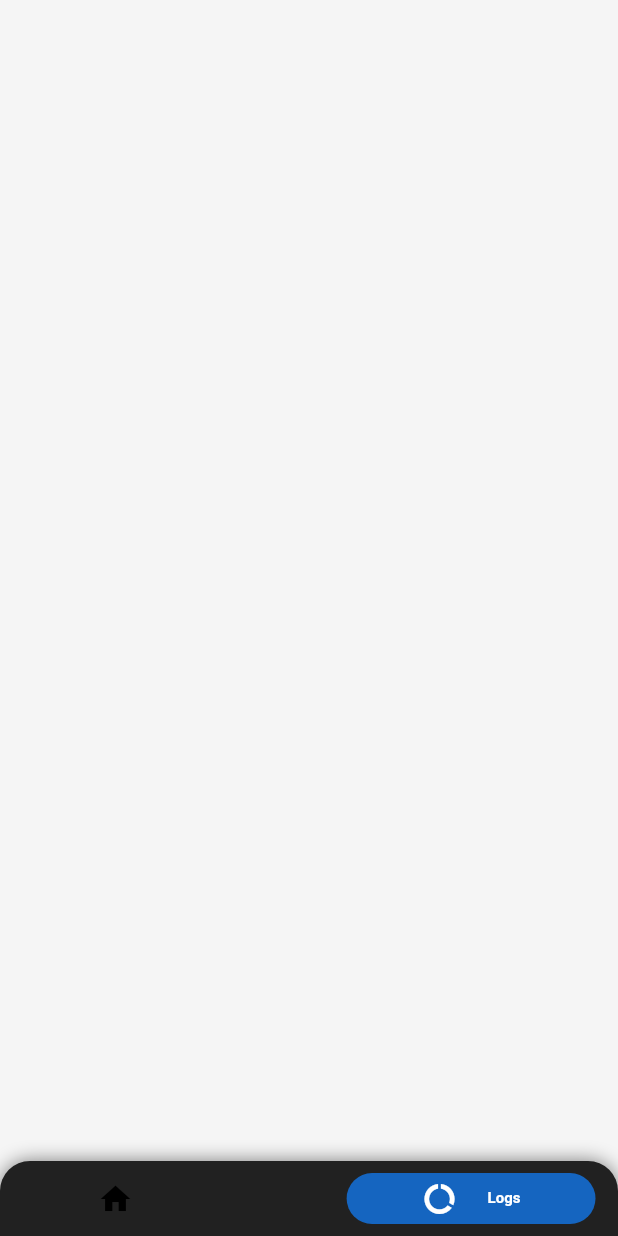
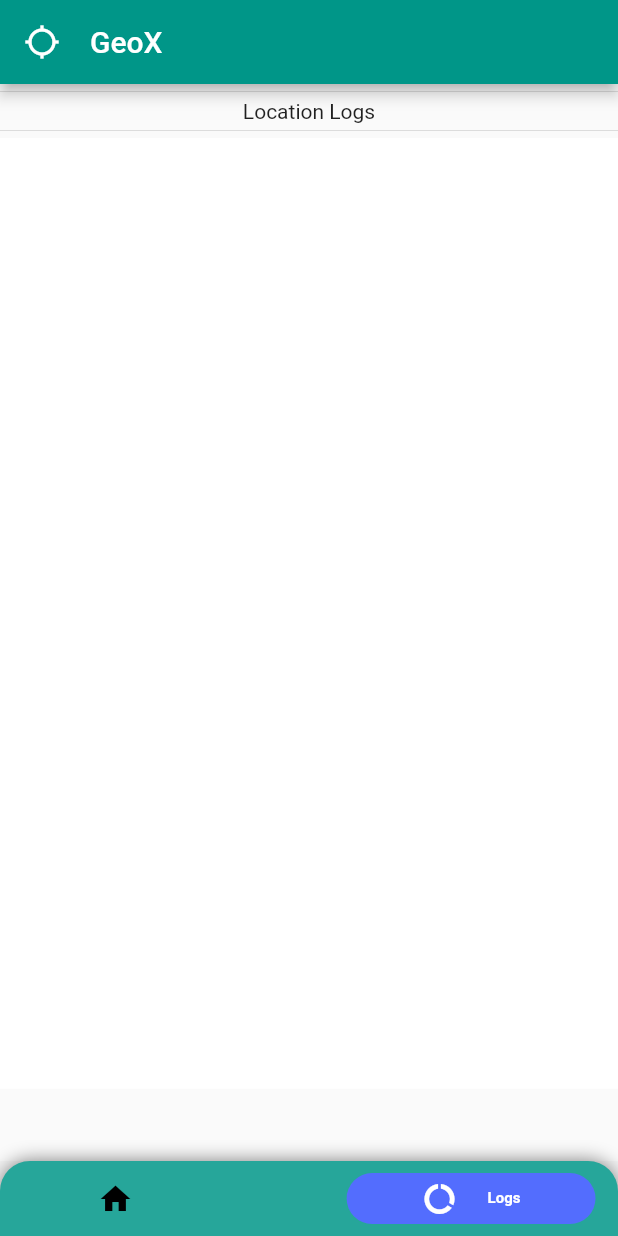
Before and after one commit to shanix13/geofence_test, a Flutter app: the screen it shows after launch, item 2 of the bottom bar chosen, on a phone screen of 412 x 824 dp. Run offline on Flutter 3.47's test engine with Material 2 defaults, Android fonts, the phone set to English and light mode, and no system bars; drawn by our look-alikes of google_nav_bar; our stand-ins replace flutter_local_notifications; missing offline and left inert: geolocation.

Commit message:
Added notification log view

```diff
--- a/lib/Helper/Config.dart
+++ b/lib/Helper/Config.dart
@@ -1,4 +1,6 @@
 class Config {
   static int currentIndex = 0;
   static int selectedIndex = 0;
+  static bool trackingStart = false;
+  static Map<String, dynamic> geofenceList = new Map();
 }
--- /dev/null
+++ b/lib/Model/LocationData.dart
@@ -0,0 +1,13 @@
+import 'package:flutter/material.dart';
+import 'package:geolocation/geolocation.dart';
+
+class LocationData {
+  LocationData(
+      {@required this.result,
+      @required this.elapsedTimeSeconds,
+      this.dateTime});
+
+  final LocationResult result;
+  final int elapsedTimeSeconds;
+  DateTime dateTime;
+}
--- a/lib/View/LogView.dart
+++ b/lib/View/LogView.dart
@@ -1,4 +1,7 @@
 import 'package:flutter/material.dart';
+import 'package:geofence_test/Notifier/MainNotifier.dart';
+import 'package:geolocation/geolocation.dart';
+import 'package:provider/provider.dart';
 
 class LogView extends StatefulWidget {
   @override
@@ -6,8 +9,77 @@ class LogView extends StatefulWidget {
 }
 
 class _LogViewState extends State<LogView> {
-  @override
   Widget build(BuildContext context) {
-    return Container();
+    return Scaffold(
+        appBar: AppBar(
+          title: Row(
+            children: <Widget>[
+              Icon(Icons.gps_not_fixed),
+              SizedBox(
+                width: 20,
+              ),
+              Text("GeoX")
+            ],
+          ),
+          backgroundColor: Colors.teal,
+        ),
+        body: Column(
+          children: <Widget>[
+            Divider(
+              height: 10,
+            ),
+            Text("Location Logs"),
+            Divider(
+              height: 10,
+            ),
+            locationsList()
+          ],
+        ));
+  }
+
+  Widget locationsList() {
+    return Container(
+      color: Colors.white,
+      height: MediaQuery.of(context).size.height / 1.3,
+      width: MediaQuery.of(context).size.width,
+      child: Scrollbar(child: Consumer<MainNotifier>(builder: (_, data, child) {
+        return ListView.builder(
+          itemCount: data.locationList.length,
+          itemBuilder: (context, i) {
+            var time = data.locationList[i].dateTime
+                .toString()
+                .split(" ")[1]
+                .split('.')[0];
+            return Card(
+              color: Colors.white,
+              child: ListTile(
+                trailing: Container(
+                  child: Column(
+                    children: <Widget>[
+                      Chip(
+                        backgroundColor: Colors.indigo[400],
+                        label: Text(
+                          time,
+                          style: TextStyle(color: Colors.white),
+                        ),
+                      ),
+                    ],
+                  ),
+                ),
+                leading: Text("Z"),
+                subtitle: getLatLong(data.locationList[i].result.locations[0]),
+                title: Text("Geofence Distance".toString()),
+              ),
+            );
+          },
+        );
+      })),
+    );
+  }
+
+  Widget getLatLong(Location location) {
+    var lat = location.latitude.toStringAsFixed(4);
+    var lng = location.longitude.toStringAsFixed(4);
+    return Text("Lat:$lat,Lng:$lng");
   }
 }
--- a/lib/View/RootView.dart
+++ b/lib/View/RootView.dart
@@ -16,6 +16,7 @@ class _RootViewState extends State<RootView> with WidgetsBindingObserver {
   void initState() {
     super.initState();
     WidgetsBinding.instance.addObserver(this);
+
     pages = [
       MainView(),
       LogView(),
--- a/lib/WidgetX/MenuWidget.dart
+++ b/lib/WidgetX/MenuWidget.dart
@@ -17,7 +17,7 @@ class MenuWidget extends StatelessWidget {
             topLeft: const Radius.circular(20.0),
             topRight: const Radius.circular(20.0),
           ),
-          color: Colors.grey[900],
+          color: Colors.teal[400],
           boxShadow: [
             BoxShadow(blurRadius: 10, color: Colors.black.withOpacity(0.5))
           ]),
@@ -31,7 +31,7 @@ class MenuWidget extends StatelessWidget {
               padding: EdgeInsets.symmetric(horizontal: 50, vertical: 5),
               //curve: Curves.easeIn,
               duration: Duration(milliseconds: 300),
-              tabBackgroundColor: Colors.blue[800],
+              tabBackgroundColor: Colors.indigoAccent,
               tabs: [
                 GButton(
                   icon: Icons.home,
--- a/lib/main.dart
+++ b/lib/main.dart
@@ -20,7 +20,7 @@ class MyApp extends StatelessWidget {
   @override
   Widget build(BuildContext context) {
     return MaterialApp(
-      theme: ThemeData(brightness: Brightness.dark),
+      theme: ThemeData(brightness: Brightness.light),
       debugShowCheckedModeBanner: false,
       home: RootView(),
     );
--- a/pubspec.yaml
+++ b/pubspec.yaml
@@ -25,6 +25,7 @@ dependencies:
     sdk: flutter
   google_nav_bar: ^2.2.0
   geolocation: ^1.1.2
+  geolocator: ^5.3.2+2
   flutter_local_notifications: ^1.4.4+1
   provider: ^4.0.4
 
```
Also changed, not shown: lib/Helper/Geofencer.dart (+42 -1 lines), lib/Notifier/MainNotifier.dart (+13 -2 lines), lib/View/MainView.dart (+15 -1 lines), pubspec.lock.
